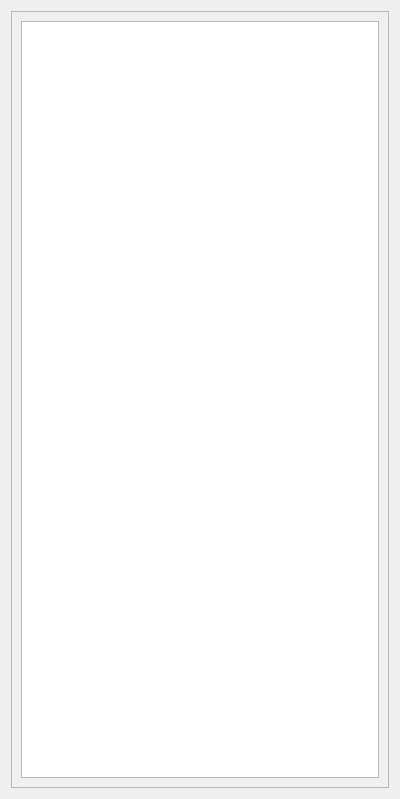
The window that src/form/plot/formplotdata.ui (MRsoymilk/MySerial) describes before a commit, drawn with Qt 5.
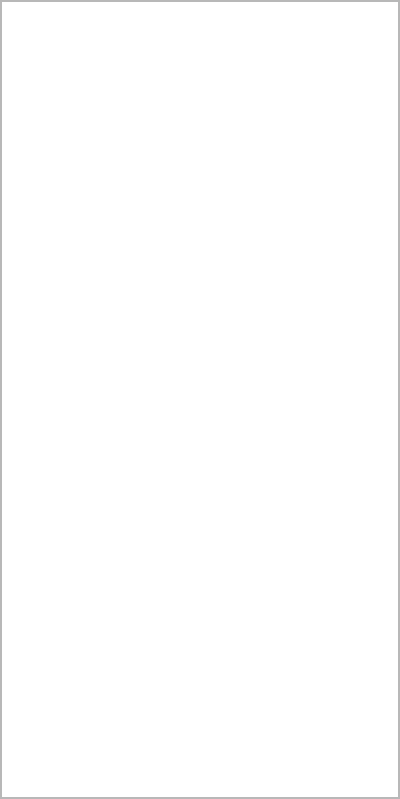
The same window after the commit.

```diff
--- a/src/form/plot/formplotdata.ui
+++ b/src/form/plot/formplotdata.ui
@@ -14,6 +14,18 @@
    <string>PlotData</string>
   </property>
   <layout class="QGridLayout" name="gridLayout">
+   <property name="leftMargin">
+    <number>0</number>
+   </property>
+   <property name="topMargin">
+    <number>0</number>
+   </property>
+   <property name="rightMargin">
+    <number>0</number>
+   </property>
+   <property name="bottomMargin">
+    <number>0</number>
+   </property>
    <item row="0" column="0">
     <widget class="QScrollArea" name="scrollArea">
      <property name="widgetResizable">
@@ -24,11 +36,23 @@
        <rect>
         <x>0</x>
         <y>0</y>
-        <width>380</width>
-        <height>779</height>
+        <width>398</width>
+        <height>797</height>
        </rect>
       </property>
       <layout class="QGridLayout" name="gridLayout_2">
+       <property name="leftMargin">
+        <number>0</number>
+       </property>
+       <property name="topMargin">
+        <number>0</number>
+       </property>
+       <property name="rightMargin">
+        <number>0</number>
+       </property>
+       <property name="bottomMargin">
+        <number>0</number>
+       </property>
        <item row="0" column="0">
         <widget class="QTableView" name="table"/>
        </item>
```
